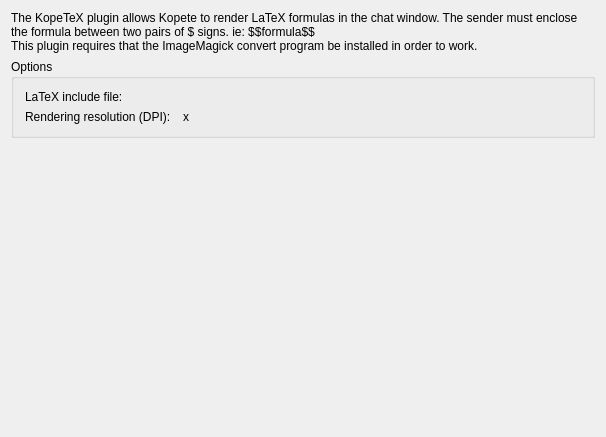
This is plugins/latex/latexprefsbase.ui in KDE/kopete as Qt 5 draws it before an edit. The edited form follows.
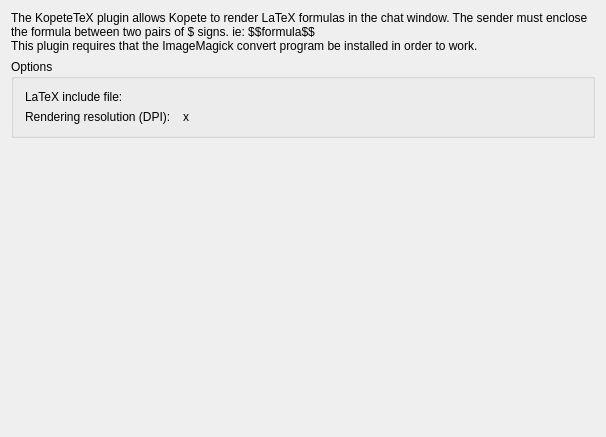
This is the edited form. Custom widgets are drawn as their Qt base class.

Patch:
```diff
--- a/plugins/latex/latexprefsbase.ui
+++ b/plugins/latex/latexprefsbase.ui
@@ -17,7 +17,7 @@
       <enum>QFrame::NoFrame</enum>
      </property>
      <property name="text" >
-      <string>The KopeTeX plugin allows Kopete to render LaTeX formulas in the chat window. The sender must enclose the formula between two pairs of $ signs. ie: $$formula$$
+      <string>The KopeteTeX plugin allows Kopete to render LaTeX formulas in the chat window. The sender must enclose the formula between two pairs of $ signs. ie: $$formula$$
 This plugin requires that the ImageMagick convert program be installed in order to work.</string>
      </property>
      <property name="wordWrap" >
```
